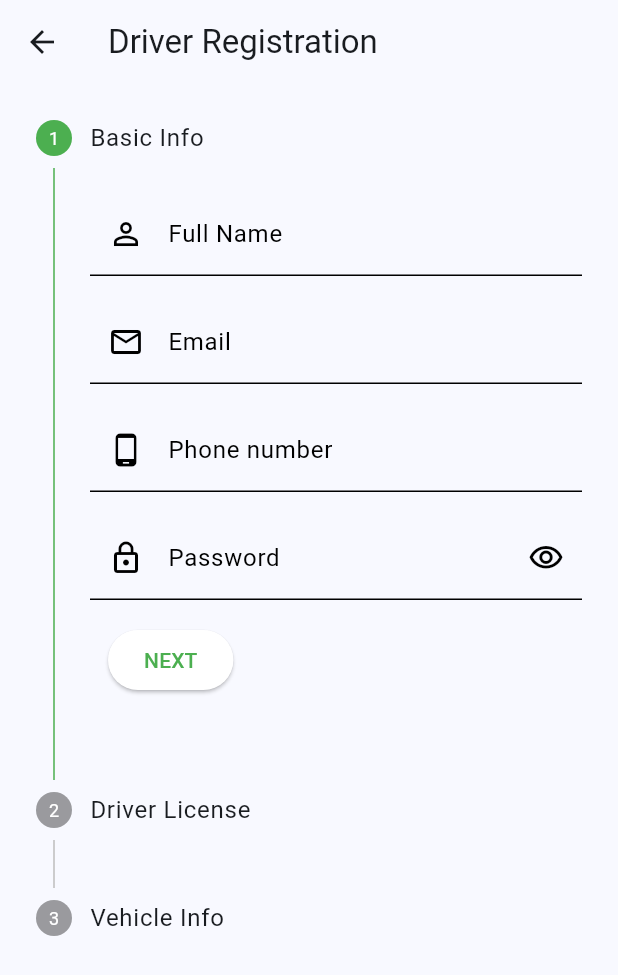
After one commit to pauline12ish34/cargo--App, a Flutter app: the DriverSignupScreen screen opened directly, on a phone screen of 412 x 824 dp. The commit adds this screen. Shown: the top 975 px of the screen. Run offline on Flutter 3.47's test engine with Material 3 defaults, Android fonts, the phone set to English and light mode, and no system bars; our stand-ins replace cloud_firestore, firebase_auth, firebase_core, flutter_rating_bar, flutter_svg, font_awesome_flutter; accounts and stored records are empty; project files that could hold a hidden picture were left out.

Commit message:
ft-amultistep form for driver boarding

```diff
--- a/lib/models/user_model.dart
+++ b/lib/models/user_model.dart
@@ -15,7 +15,10 @@ class UserModel {
 
   // Driver-specific fields
   final String? driverLicense;
+  final String? plateNumber;
+  final String? insurance;
   final String? nationalId;
+
   final String? vehicleRegistration;
   final String? vehicleType;
   final String? vehicleCapacity;
@@ -43,6 +46,8 @@ class UserModel {
     this.isAvailable,
     this.rating,
     this.completedJobs,
+    this.plateNumber,
+    this.insurance,
   });
 
   factory UserModel.fromFirestore(DocumentSnapshot doc) {
@@ -70,6 +75,8 @@ class UserModel {
       isAvailable: data['isAvailable'],
       rating: data['rating']?.toDouble(),
       completedJobs: data['completedJobs'],
+      plateNumber: data['plateNumber'],
+      insurance: data['insurance'],
     );
   }
 
@@ -83,6 +90,8 @@ class UserModel {
       'profileImageUrl': profileImageUrl,
       'createdAt': Timestamp.fromDate(createdAt),
       'updatedAt': Timestamp.fromDate(updatedAt),
+      if (plateNumber != null) 'plateNumber': plateNumber,
+      if (insurance != null) 'insurance': insurance,
       if (driverLicense != null) 'driverLicense': driverLicense,
       if (nationalId != null) 'nationalId': nationalId,
       if (vehicleRegistration != null) 'vehicleRegistration': vehicleRegistration,
@@ -112,6 +121,8 @@ class UserModel {
     bool? isAvailable,
     double? rating,
     int? completedJobs,
+    String? plateNumber,
+    String? insurance,
   }) {
     return UserModel(
       uid: uid,
@@ -132,6 +143,8 @@ class UserModel {
       isAvailable: isAvailable ?? this.isAvailable,
       rating: rating ?? this.rating,
       completedJobs: completedJobs ?? this.completedJobs,
+      plateNumber: plateNumber ?? this.plateNumber,
+      insurance: insurance ?? this.insurance,
     );
   }
 }
--- a/lib/screens/car_details_screen.dart
+++ b/lib/screens/car_details_screen.dart
@@ -1,6 +1,5 @@
 import 'package:cargo_app/widgets/payment.dart';
 import 'package:flutter/material.dart';
-import 'package:flutter_svg/svg.dart';
 
 class RideDetailsPage extends StatelessWidget {
   const RideDetailsPage({super.key});
--- /dev/null
+++ b/lib/screens/driver_details.dart
@@ -0,0 +1,391 @@
+import 'package:flutter/material.dart';
+import 'package:provider/provider.dart';
+import '../providers/auth_provider.dart';
+import '../models/user_model.dart';
+
+class DriverSignupScreen extends StatefulWidget {
+
+   final String? initialName;
+  final String? initialEmail;
+  final String? initialPhone;
+  final String? initialPassword;
+
+  const DriverSignupScreen({
+    super.key,
+    this.initialName,
+    this.initialEmail,
+    this.initialPhone,
+    this.initialPassword,
+  });
+
+  @override
+  _DriverSignupScreenState createState() => _DriverSignupScreenState();
+}
+
+class _DriverSignupScreenState extends State<DriverSignupScreen> {
+  final _formKey = GlobalKey<FormState>();
+  int _currentStep = 0;
+  bool _obscurePassword = true;
+
+
+
+  // Basic info controllers
+  final nameController = TextEditingController();
+  final emailController = TextEditingController();
+  final phoneController = TextEditingController();
+  final passwordController = TextEditingController();
+
+  // Driver info controllers
+  final driverLicenseController = TextEditingController();
+  final plateNumberController = TextEditingController();
+  final insuranceController = TextEditingController();
+  final nationalIdController = TextEditingController();
+  final vehicleRegistrationController = TextEditingController();
+  final vehicleTypeController = TextEditingController();
+  final vehicleCapacityController = TextEditingController();
+
+  @override
+  void dispose() {
+    nameController.dispose();
+    emailController.dispose();
+    phoneController.dispose();
+    passwordController.dispose();
+    driverLicenseController.dispose();
+    plateNumberController.dispose();
+    insuranceController.dispose();
+    nationalIdController.dispose();
+    vehicleRegistrationController.dispose();
+    vehicleTypeController.dispose();
+    vehicleCapacityController.dispose();
+    super.dispose();
+  }
+
+@override
+void initState() {
+  super.initState();
+  if (widget.initialName != null) nameController.text = widget.initialName!;
+  if (widget.initialEmail != null) emailController.text = widget.initialEmail!;
+  if (widget.initialPhone != null) phoneController.text = widget.initialPhone!;
+  if (widget.initialPassword != null) passwordController.text = widget.initialPassword!;
+}
+
+  Future<void> _completeRegistration() async {
+    if (!_formKey.currentState!.validate()) return;
+
+    final authProvider = Provider.of<AuthProvider>(context, listen: false);
+
+    // First create the basic user account
+    final success = await authProvider.signUp(
+      email: emailController.text.trim(),
+      password: passwordController.text,
+      name: nameController.text.trim(),
+      phoneNumber: phoneController.text.trim(),
+      role: UserRole.driver,
+    );
+
+    if (success && mounted) {
+      // Then update with driver-specific information
+      final updateSuccess = await authProvider.updateDriverDocuments(
+        driverLicense: driverLicenseController.text.trim(),
+        nationalId: nationalIdController.text.trim(),
+        vehicleRegistration: vehicleRegistrationController.text.trim(),
+        vehicleType: vehicleTypeController.text.trim(),
+        vehicleCapacity: vehicleCapacityController.text.trim(),
+        plateNumber: plateNumberController.text.trim(),
+        insurance: insuranceController.text.trim(),
+      );
+
+      if (updateSuccess && mounted) {
+        Navigator.pushReplacementNamed(context, '/email-verification');
+      } else if (mounted) {
+        ScaffoldMessenger.of(context).showSnackBar(
+          SnackBar(
+            content: Text(authProvider.error ?? 'Driver details update failed'),
+            backgroundColor: Colors.red,
+          ),
+        );
+      }
+    } else if (mounted) {
+      ScaffoldMessenger.of(context).showSnackBar(
+        SnackBar(
+          content: Text(authProvider.error ?? 'Signup failed'),
+          backgroundColor: Colors.red,
+        ),
+      );
+    }
+  }
+
+  List<Step> _buildSteps() {
+    return [
+      Step(
+        title: const Text('Basic Info'),
+        content: Form(
+          key: _formKey,
+          child: Column(
+            children: [
+              TextFormField(
+                controller: nameController,
+                validator: (value) {
+                  if (value == null || value.isEmpty) {
+                    return 'Please enter your name';
+                  }
+                  return null;
+                },
+                decoration: const InputDecoration(
+                  labelText: 'Full Name',
+                  prefixIcon: Icon(Icons.person_outline),
+                ),
+              ),
+              const SizedBox(height: 16),
+              TextFormField(
+                controller: emailController,
+                keyboardType: TextInputType.emailAddress,
+                validator: (value) {
+                  if (value == null || value.isEmpty) {
+                    return 'Please enter your email';
+                  }
+                  if (!RegExp(r'^[\w-\.]+@([\w-]+\.)+[\w-]{2,4}$').hasMatch(value)) {
+                    return 'Please enter a valid email';
+                  }
+                  return null;
+                },
+                decoration: const InputDecoration(
+                  labelText: 'Email',
+                  prefixIcon: Icon(Icons.email_outlined),
+                ),
+              ),
+              const SizedBox(height: 16),
+              TextFormField(
+                controller: phoneController,
+                keyboardType: TextInputType.phone,
+                validator: (value) {
+                  if (value == null || value.isEmpty) {
+                    return 'Please enter your phone number';
+                  }
+                  if (!RegExp(r'^\+?[0-9]{10,}$').hasMatch(value.replaceAll(' ', ''))) {
+                    return 'Please enter a valid phone number';
+                  }
+                  return null;
+                },
+                decoration: const InputDecoration(
+                  labelText: 'Phone number',
+                  prefixIcon: Icon(Icons.phone_android),
+                ),
+              ),
+              const SizedBox(height: 16),
+              TextFormField(
+                controller: passwordController,
+                obscureText: _obscurePassword,
+                validator: (value) {
+                  if (value == null || value.isEmpty) {
+                    return 'Please enter a password';
+                  }
+                  if (value.length < 6) {
+                    return 'Password must be at least 6 characters';
+                  }
+                  return null;
+                },
+                decoration: InputDecoration(
+                  labelText: 'Password',
+                  prefixIcon: const Icon(Icons.lock_outline),
+                  suffixIcon: IconButton(
+                    icon: Icon(
+                      _obscurePassword
+                          ? Icons.visibility_outlined
+                          : Icons.visibility_off_outlined,
+                    ),
+                    onPressed: () {
+                      setState(() {
+                        _obscurePassword = !_obscurePassword;
+                      });
+                    },
+                  ),
+                ),
+              ),
+            ],
+          ),
+        ),
+        isActive: _currentStep >= 0,
+        state: _currentStep > 0 ? StepState.complete : StepState.indexed,
+      ),
+      Step(
+        title: const Text('Driver License'),
+        content: Column(
+          children: [
+            TextFormField(
+              controller: driverLicenseController,
+              validator: (value) {
+                if (value == null || value.isEmpty) {
+                  return 'Please enter driver license number';
+                }
+                return null;
+              },
+              decoration: const InputDecoration(
+                labelText: 'Driver License Number',
+                prefixIcon: Icon(Icons.card_membership),
+              ),
+            ),
+            const SizedBox(height: 16),
+            TextFormField(
+              controller: nationalIdController,
+              validator: (value) {
+                if (value == null || value.isEmpty) {
+                  return 'Please enter national ID';
+                }
+                return null;
+              },
+              decoration: const InputDecoration(
+                labelText: 'National ID',
+                prefixIcon: Icon(Icons.perm_identity),
+              ),
+            ),
+          ],
+        ),
+        isActive: _currentStep >= 1,
+        state: _currentStep > 1 ? StepState.complete : StepState.indexed,
+      ),
+      Step(
+        title: const Text('Vehicle Info'),
+        content: Column(
+          children: [
+            TextFormField(
+              controller: plateNumberController,
+              validator: (value) {
+                if (value == null || value.isEmpty) {
+                  return 'Please enter plate number';
+                }
+                return null;
+              },
+              decoration: const InputDecoration(
+                labelText: 'Plate Number',
+                prefixIcon: Icon(Icons.directions_car),
+              ),
+            ),
+            const SizedBox(height: 16),
+            TextFormField(
+              controller: vehicleRegistrationController,
+              validator: (value) {
+                if (value == null || value.isEmpty) {
+                  return 'Please enter vehicle registration';
+                }
+                return null;
+              },
+              decoration: const InputDecoration(
+                labelText: 'Vehicle Registration Number',
+                prefixIcon: Icon(Icons.description),
+              ),
+            ),
+            const SizedBox(height: 16),
+            TextFormField(
+              controller: vehicleTypeController,
+              validator: (value) {
+                if (value == null || value.isEmpty) {
+                  return 'Please enter vehicle type';
+                }
+                return null;
+              },
+              decoration: const InputDecoration(
+                labelText: 'Vehicle Type (e.g., Truck, Van)',
+                prefixIcon: Icon(Icons.category),
+              ),
+            ),
+            const SizedBox(height: 16),
+            TextFormField(
+              controller: vehicleCapacityController,
+              keyboardType: TextInputType.number,
+              validator: (value) {
+                if (value == null || value.isEmpty) {
+                  return 'Please enter vehicle capacity';
+                }
+                return null;
+              },
+              decoration: const InputDecoration(
+                labelText: 'Vehicle Capacity (kg)',
+                prefixIcon: Icon(Icons.line_weight),
+              ),
+            ),
+            const SizedBox(height: 16),
+            TextFormField(
+              controller: insuranceController,
+              decoration: const InputDecoration(
+                labelText: 'Insurance Information (optional)',
+                prefixIcon: Icon(Icons.security),
+              ),
+            ),
+          ],
+        ),
+        isActive: _currentStep >= 2,
+        state: _currentStep > 2 ? StepState.complete : StepState.indexed,
+      ),
+    ];
+  }
+
+  void _stepContinue() {
+    if (_currentStep == _buildSteps().length - 1) {
+      _completeRegistration();
+    } else {
+      setState(() {
+        _currentStep += 1;
+      });
+    }
+  }
+
+  void _stepCancel() {
+    if (_currentStep > 0) {
+      setState(() {
+        _currentStep -= 1;
+      });
+    }
+  }
+
+  @override
+  Widget build(BuildContext context) {
+    return Scaffold(
+      appBar: AppBar(
+        title: const Text('Driver Registration'),
+      ),
+      body:
+
+
+      Theme(
+      data: Theme.of(context).copyWith(
+        colorScheme: ColorScheme.light(
+          primary: Colors.green, // This changes the stepper color
+          secondary: Colors.green.shade200, // Color for the text/icons
+        ),
+
+      ),
+      child: Stepper(
+        currentStep: _currentStep,
+        steps: _buildSteps(),
+        onStepContinue: _stepContinue,
+        onStepCancel: _stepCancel,
+        controlsBuilder: (BuildContext context, ControlsDetails details) {
+          final authProvider = Provider.of<AuthProvider>(context);
+
+          return Padding(
+            padding: const EdgeInsets.symmetric(vertical: 16.0),
+            child: Row(
+              children: [
+                if (_currentStep != 0)
+                  ElevatedButton(
+                    onPressed: details.onStepCancel,
+                    child: const Text('BACK'),
+                  ),
+                const SizedBox(width: 12),
+                ElevatedButton(
+                  onPressed: details.onStepContinue,
+                  child: authProvider.isLoading && _currentStep == _buildSteps().length - 1
+                      ? const CircularProgressIndicator()
+                      : Text(_currentStep == _buildSteps().length - 1 ? 'COMPLETE' : 'NEXT'),
+                ),
+              ],
+            ),
+          );
+        },
+      ),
+
+    )
+    );
+  }
+}
--- a/lib/screens/personal_data_screen.dart
+++ b/lib/screens/personal_data_screen.dart
@@ -1,7 +1,6 @@
 import 'package:flutter/material.dart';
 import 'package:provider/provider.dart';
 import '../features/profile/providers/profile_provider.dart';
-import '../core/models/user_model.dart';
 
 class PersonalDataScreen extends StatefulWidget {
   const PersonalDataScreen({super.key});
--- a/pubspec.yaml
+++ b/pubspec.yaml
@@ -42,6 +42,8 @@ dependencies:
   cloud_firestore: ^5.6.11
   provider: ^6.1.2
   flutter_rating_bar: ^4.0.1
+  firebase_storage: ^12.4.10
+  file_picker: ^10.2.0
 
 dev_dependencies:
   flutter_test:
```
Also changed, not shown: lib/providers/auth_provider.dart (+29 -8 lines), lib/screens/signup_screen.dart (+20 -1 lines), pubspec.lock, 3 other files.
